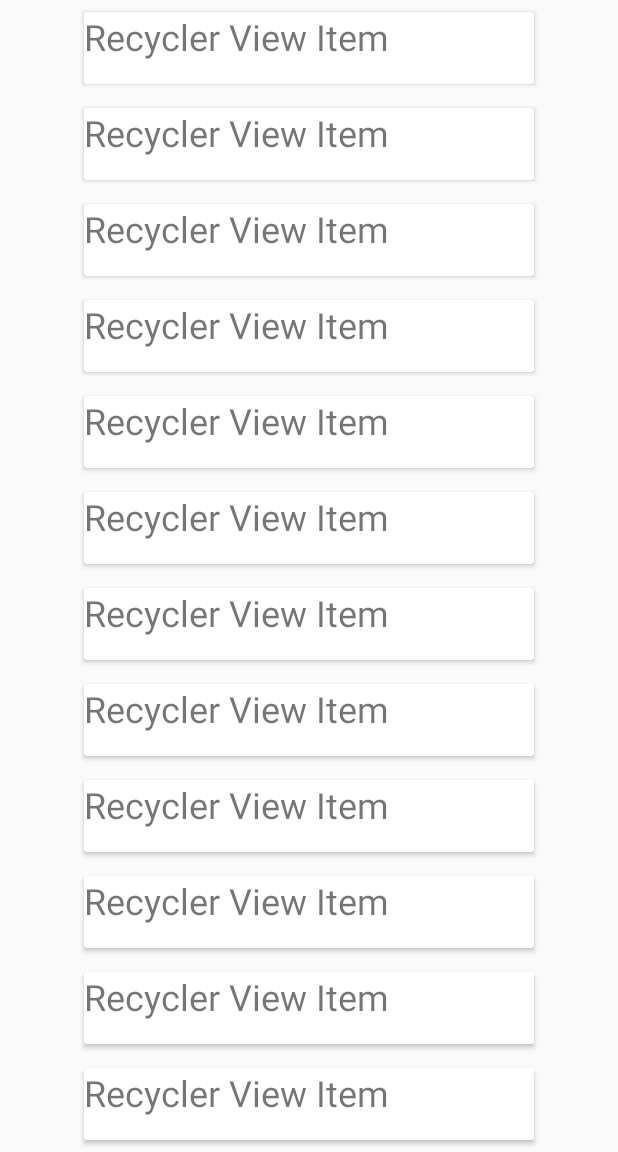
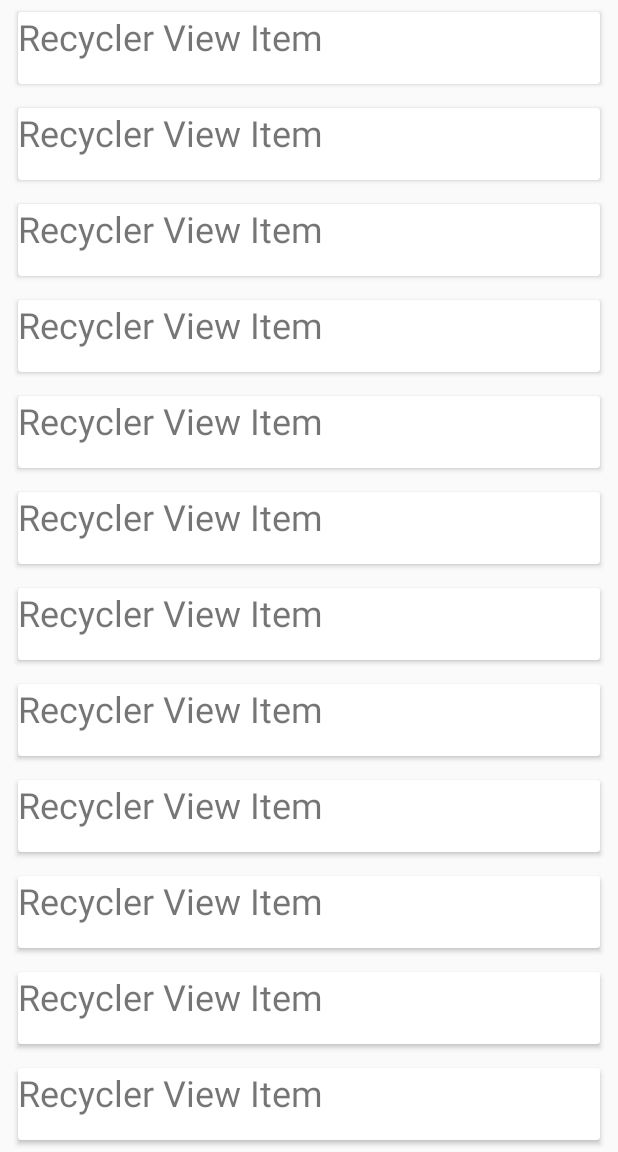
Before and after one commit to millerdu/MaterialDesign, an Android app: the screen it shows after launch (MainActivity), after a tap on "Recycler View", on a phone screen of 412 x 824 dp, the part 84-1236 px from its top. Run offline under Robolectric (Android 15) with nearby library versions, the phone set to English and light mode, and no system bars; our stand-ins replace ButterKnife; 1 other tap on this screen came first.

```diff
--- a/app/src/main/java/com/softard/wow/meterialdesign/MainActivity.java
+++ b/app/src/main/java/com/softard/wow/meterialdesign/MainActivity.java
@@ -50,21 +50,6 @@ public class MainActivity extends AppCompatActivity implements NavigationView.On
         mFragmentManager = getFragmentManager();
     }
 
-    private void selectItem(int position) {
-        // update the main content by replacing fragments
-//        RecyclerFragment1 fragment = new PlanetFragment();
-        Bundle args = new Bundle();
-//        args.putInt(PlanetFragment.ARG_PLANET_NUMBER, position);
-//        fragment.setArguments(args);
-
-        mFragmentManager = getFragmentManager();
-//        fragmentManager.beginTransaction().replace(R.id.drawer_frame, fragment).commit();
-
-        // update selected item and title, then close the drawer
-//        mDrawerList.setItemChecked(position, true);
-//        setTitle(mPlanetTitles[position]);
-//        mDrawerLayout.closeDrawer(mDrawerList);
-    }
 
     @Override
     public boolean onNavigationItemSelected(@NonNull MenuItem item) {
--- a/app/src/main/java/com/softard/wow/meterialdesign/recyclers/RecyclerFragment1.java
+++ b/app/src/main/java/com/softard/wow/meterialdesign/recyclers/RecyclerFragment1.java
@@ -24,13 +24,13 @@ public class RecyclerFragment1 extends Fragment {
 
     private static final String TAG = RecyclerFragment1.class.getSimpleName();
 
-    @BindView(R.id.recycler_refresh1) SwipeRefreshLayout mSRLayout;
-    @BindView(R.id.recycler_view1) RecyclerView mRecyclerView;
+    @BindView(R.id.recycler_refresh) SwipeRefreshLayout mSRLayout;
+    @BindView(R.id.recycler_view) RecyclerView mRecyclerView;
 
     @Nullable
     @Override
     public View onCreateView(LayoutInflater inflater, @Nullable ViewGroup container, Bundle savedInstanceState) {
-        View view = inflater.inflate(R.layout.recycler_fragment1, container, false);
+        View view = inflater.inflate(R.layout.recycler_fragment, container, false);
         ButterKnife.bind(this, view);
 
         final RecyclerAdapter1 adapter = new RecyclerAdapter1(getContext());
--- a/app/src/main/res/layout/recycler_fragment1.xml
+++ b/app/src/main/res/layout/recycler_fragment.xml
@@ -1,16 +1,16 @@
 <?xml version="1.0" encoding="utf-8"?>
 <android.support.v4.widget.SwipeRefreshLayout xmlns:android="http://schemas.android.com/apk/res/android"
     xmlns:app="http://schemas.android.com/apk/res-auto"
-    android:id="@+id/recycler_refresh1"
+    android:id="@+id/recycler_refresh"
     android:layout_width="match_parent"
     android:layout_height="match_parent"
     app:layout_behavior="@string/appbar_scrolling_view_behavior">
 
     <android.support.v7.widget.RecyclerView
-        android:id="@+id/recycler_view1"
+        android:id="@+id/recycler_view"
         android:layout_width="match_parent"
         android:layout_height="match_parent"
-        android:paddingStart="48dp"
-        android:paddingEnd="48dp"/>
+        android:paddingStart="4dp"
+        android:paddingEnd="4dp"/>
 
 </android.support.v4.widget.SwipeRefreshLayout>
--- /dev/null
+++ b/app/src/main/res/layout/recycler_item_text.xml
@@ -0,0 +1,6 @@
+<?xml version="1.0" encoding="utf-8"?>
+<TextView xmlns:android="http://schemas.android.com/apk/res/android"
+    android:layout_width="match_parent"
+    android:layout_height="200dp"
+    android:layout_margin="5dp"
+    android:gravity="center" />
```
Also changed, not shown: app/src/main/java/com/softard/wow/meterialdesign/recyclers/RecyclerImageModel.java (added, +27 -0 lines), app/src/main/java/com/softard/wow/meterialdesign/recyclers/StaggeredRecyclerAdapter.java (added, +37 -0 lines), app/src/main/java/com/softard/wow/meterialdesign/recyclers/StaggeredRecyclerFragment.java (added, +34 -0 lines), app/src/main/res/layout/recycler_item_image.xml (added, +12 -0 lines).
